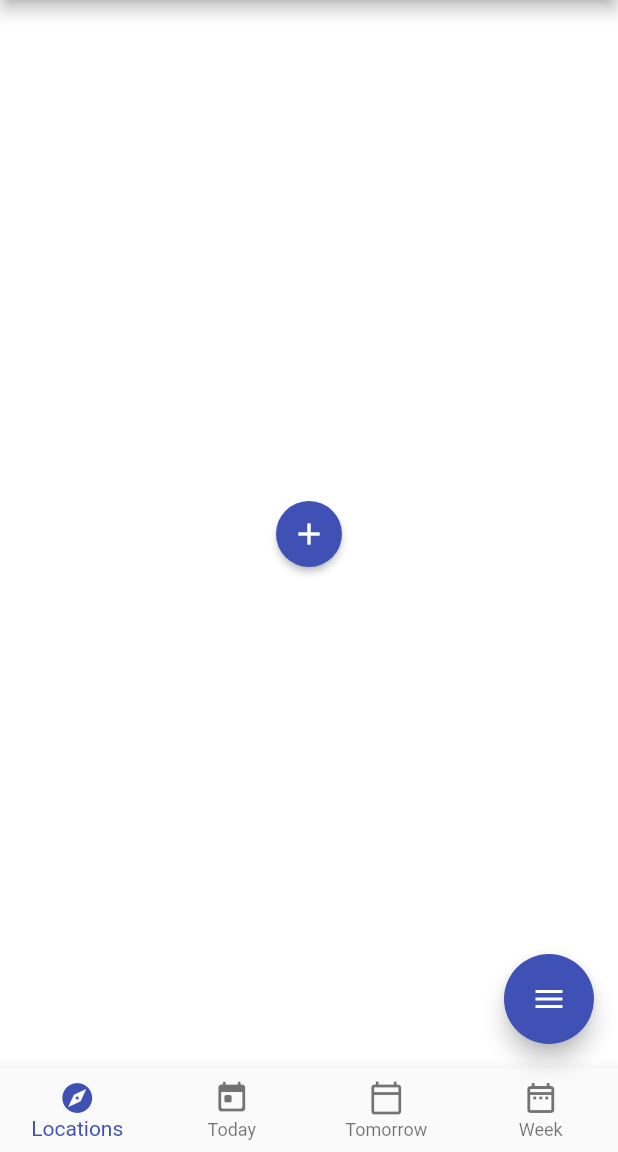
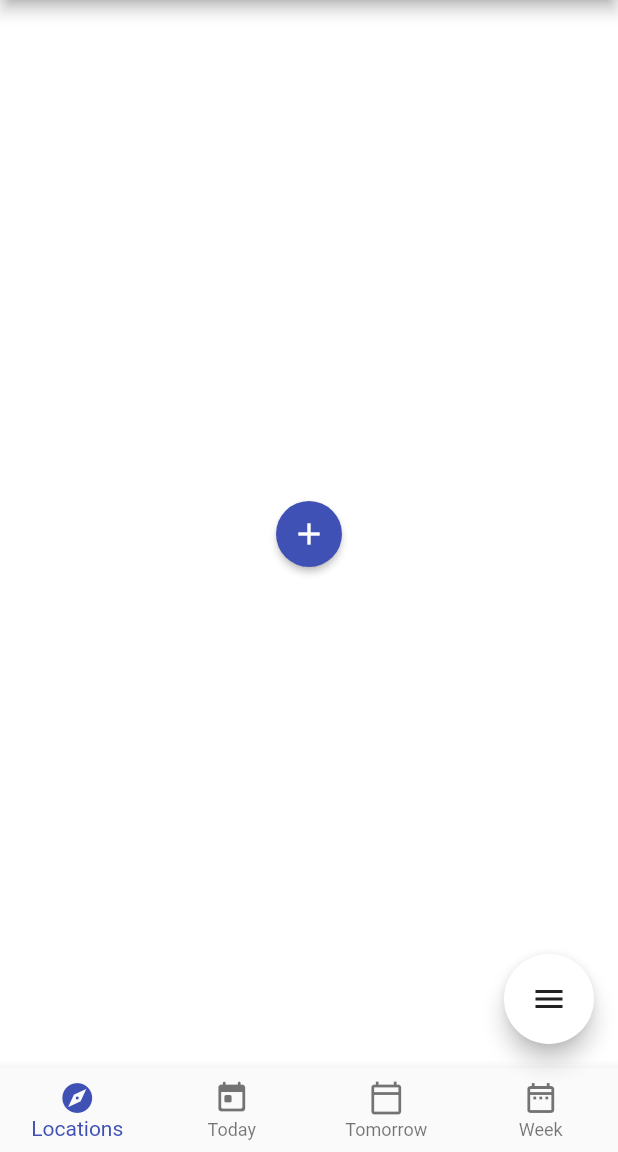
Before and after one commit to MakeshVineeth/cowin_track_availability, a Flutter app: the screen it shows after launch, item 2 of the bottom bar chosen, on a phone screen of 412 x 824 dp, the part 84-1236 px from its top. Run offline on Flutter 3.47's test engine with Material 2 defaults, Android fonts, the phone set to English and light mode, and no system bars; drawn by our look-alikes of flutter_speed_dial; our stand-ins replace adaptive_theme, flutter_local_notifications, flutter_markdown, in_app_review, loading_indicator, shared_preferences and 1 more; missing offline and left inert: background_fetch, battery_optimization, device_apps, expand_widget, flutter_scroll_to_top; accounts and stored records are empty; network calls fail.

Commit message:
Fix some UI issues

```diff
--- a/lib/global_functions.dart
+++ b/lib/global_functions.dart
@@ -1,12 +1,13 @@
 import 'package:battery_optimization/battery_optimization.dart';
 import 'package:cowin_track_availability/commons.dart';
+import 'package:device_apps/device_apps.dart';
 import 'package:flutter/material.dart';
 import 'package:flutter/services.dart';
 import 'package:http/http.dart' as http;
+import 'package:in_app_review/in_app_review.dart';
 import 'package:intl/intl.dart';
 import 'package:shared_preferences/shared_preferences.dart';
 import 'package:url_launcher/url_launcher.dart';
-import 'package:device_apps/device_apps.dart';
 
 class GlobalFunctions {
   final Duration _timeOutDur = const Duration(minutes: 1);
@@ -36,6 +37,11 @@ class GlobalFunctions {
       url = Uri.encodeFull(url);
       launch(url);
     } catch (_) {}
+  }
+
+  void showPlayStorePage() {
+    final InAppReview inAppReview = InAppReview.instance;
+    inAppReview.openStoreListing();
   }
 
   void displayAbout(BuildContext context) {
--- a/lib/screens/home.dart
+++ b/lib/screens/home.dart
@@ -94,6 +94,10 @@ class _HomeState extends State<Home> {
               ),
             ),
             floatingActionButton: SpeedDial(
+              backgroundColor: Theme.of(context).brightness == Brightness.dark
+                  ? Colors.grey[800]
+                  : Colors.white,
+              foregroundColor: Theme.of(context).textTheme.bodyText1.color,
               animatedIcon: AnimatedIcons.menu_close,
               buttonSize: 60.0,
               animationSpeed: 90,
@@ -130,16 +134,25 @@ class _HomeState extends State<Home> {
       );
 
   SpeedDialChild speedDialItem(
-          String label, VoidCallback function, IconData icon) =>
-      SpeedDialChild(
-        child: Icon(icon),
-        label: label,
-        onTap: function,
-        foregroundColor: Colors.black,
-        labelStyle: TextStyle(
-          color: Colors.black,
-        ),
-      );
+      String label, VoidCallback function, IconData icon) {
+    bool isLightTheme = Theme.of(context).brightness == Brightness.light;
+    Color fg = isLightTheme ? Colors.black : Colors.white;
+    Color bg = isLightTheme ? Colors.white : Colors.grey[800];
+
+    return SpeedDialChild(
+      child: Icon(
+        icon,
+      ),
+      label: label,
+      onTap: function,
+      labelBackgroundColor: bg,
+      foregroundColor: fg,
+      backgroundColor: bg,
+      labelStyle: TextStyle(
+        color: fg,
+      ),
+    );
+  }
 
   List<SpeedDialChild> _loadSpeedDialList() {
     final List<SpeedDialChild> list1 = [
@@ -172,6 +185,11 @@ class _HomeState extends State<Home> {
         Icons.lightbulb_outline_rounded,
       ),
       speedDialItem(
+        'Review our App',
+        () => _globalFunctions.showPlayStorePage(),
+        Icons.star_border_outlined,
+      ),
+      speedDialItem(
         'About',
         () => _globalFunctions.displayAbout(context),
         Icons.info_outline_rounded,
--- a/lib/screens/weekScreen/weekScreen.dart
+++ b/lib/screens/weekScreen/weekScreen.dart
@@ -85,9 +85,6 @@ class _WeekScreenState extends State<WeekScreen> {
           database: _databaseProvider.database,
         );
 
-        if (map.isEmpty)
-          centres.add(NotAvailableWidget('${district['districtName']}'));
-
         List<Widget> allCenters = [];
         // This map contains all the centres in a district.
         map.forEach((eachCenter) {
--- a/pubspec.yaml
+++ b/pubspec.yaml
@@ -28,6 +28,7 @@ dependencies:
   shared_preferences: ^2.0.6
   sqflite: ^2.0.0+3
   url_launcher: ^6.0.3
+  in_app_review: ^2.0.2
 
 dev_dependencies:
   flutter_test:
```
Also changed, not shown: pubspec.lock.
